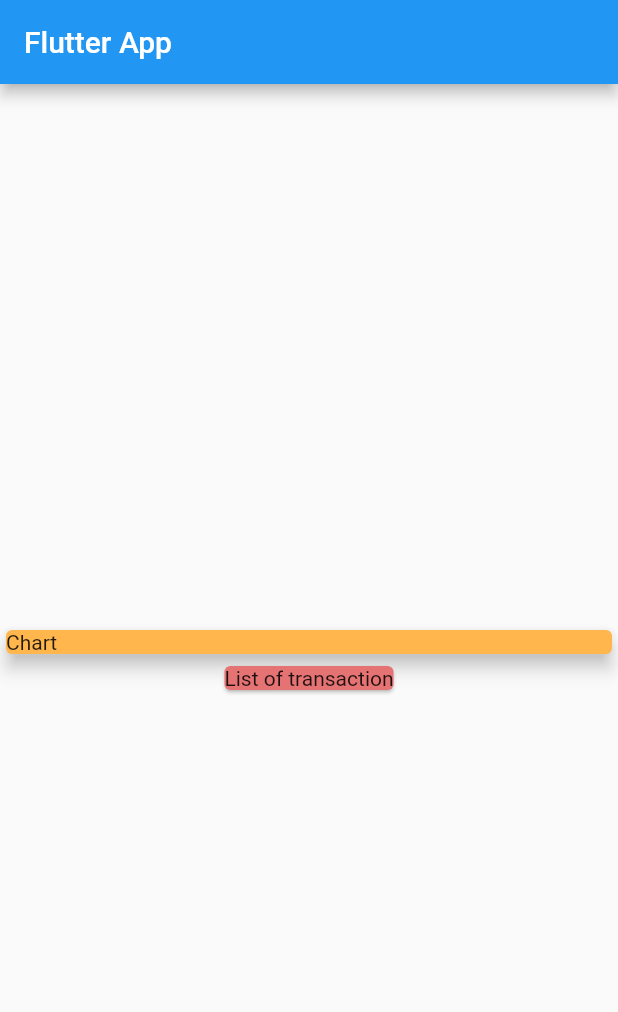
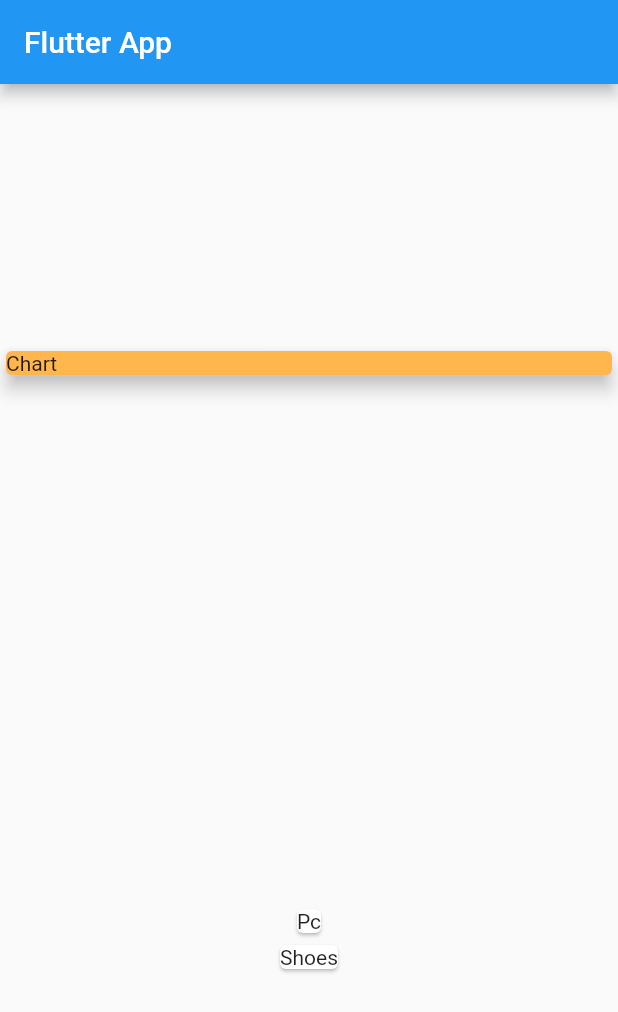
Before and after one commit to Mr2803/expense_app, a Flutter app: the screen it shows after launch, on a phone screen of 412 x 824 dp. Shown: the top 1012 px of the screen. Run offline on Flutter 3.47's test engine with Material 2 defaults, Android fonts, the phone set to English and light mode, and no system bars.

Commit message:
A new "Transaction" object has been created. Populated with fictitious data at the moment.

```diff
--- a/lib/main.dart
+++ b/lib/main.dart
@@ -1,4 +1,5 @@
 import 'package:flutter/material.dart';
+import './transaction.dart';
 
 void main() => runApp(MyApp());
 
@@ -39,6 +40,22 @@ class MyApp extends StatelessWidget {
 //   }
 // }
 class HomePage extends StatelessWidget {
+  final List<Transaction> transactions = [
+    //Cominciamo con il creare una transazione fittizia che poi avrà valori dinamici
+    //Istanzio il nuovo oggetto
+    Transaction(
+      id: 't1',
+      title: 'Pc',
+      amount: 1300.99,
+      dateTransaction: DateTime.now(),
+    ),
+    Transaction(
+      id: 't2',
+      title: 'Shoes',
+      amount: 59.99,
+      dateTransaction: DateTime.now(),
+    )
+  ];
   @override
   Widget build(BuildContext context) {
     return Scaffold(
@@ -46,7 +63,8 @@ class HomePage extends StatelessWidget {
         title: Text("Flutter App"),
       ),
       body: Column(
-        mainAxisAlignment: MainAxisAlignment.center,
+        mainAxisAlignment: MainAxisAlignment.spaceAround,
+        crossAxisAlignment: CrossAxisAlignment.stretch,
         children: <Widget>[
           //Card è un widget integrato di flutter
           Container(
@@ -57,9 +75,11 @@ class HomePage extends StatelessWidget {
               elevation: 5,
             ),
           ),
-          Card(
-            color: Colors.red[300],
-            child: Text('List of transaction'),
+          Column(
+            //utilizzo il metodo map per trasformare questo elenco di oggetti in un elenco di widget(in modo che vengano generati in maniera dinamica). NB MAP prende sempre una funzione interna con un argomento
+            children: transactions.map((transaction) {
+              return Card(child: Text(transaction.title));
+            }).toList(),
           )
         ],
       ),
--- /dev/null
+++ b/lib/transaction.dart
@@ -0,0 +1,24 @@
+import 'package:flutter/foundation.dart';
+
+//qui creeremo una classe normale che sarà solo un normale oggetto dart , quindi non avrà bisogno di estendere le classi di stato
+
+class Transaction {
+  //definisco ora come dovrebbe apparire il mio oggetto
+
+  //Comincio dall id , univoco , che identifica ogni transazione
+  String id;
+  //potrebbe essere il nome dell'oggetto o del bene con cui abbiamo effettuato la transazione
+  String title;
+
+  double amount;
+
+  DateTime dateTransaction;
+
+  Transaction({
+    //il required non viene immediatamente riconosciuto ,dobbiamo quindi importare il pacchetto foundation
+    @required this.id,
+    @required this.title,
+    @required this.amount,
+    @required this.dateTransaction,
+  });
+}
```
